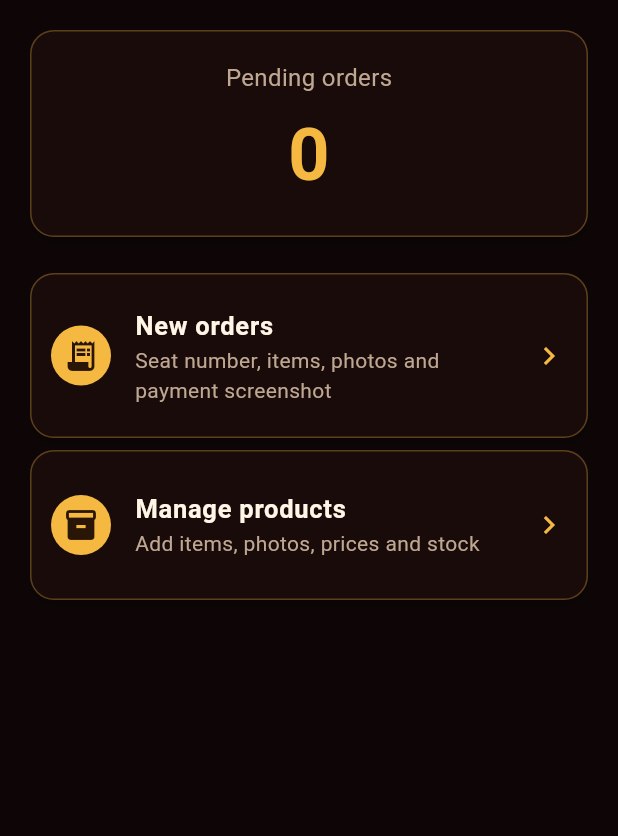
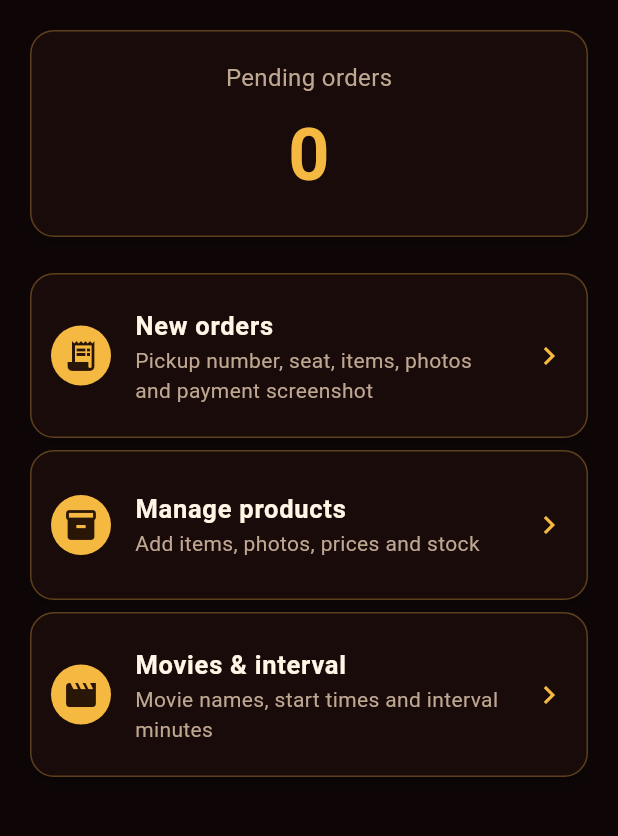
Before and after one commit to mjoopersonal-debug/Shafaz-Grand-Canteen, a Flutter app: the screen it shows once a user with an empty profile is signed in, after a tap on the "logout" icon, on a phone screen of 412 x 824 dp, the part 84-920 px from its top. Run offline on Flutter 3.47's test engine with Material 3 defaults, Android fonts, the phone set to English and light mode, and no system bars; our stand-ins replace cloud_firestore, firebase_auth, firebase_core, image_picker, permission_handler; missing offline and left inert: alarm, flutter_foreground_task; accounts and stored records are empty.

Commit message:
Integrate foreground task and update order alerts
Added foreground task functionality to keep the app alive in the background and updated order notification details.

```diff
--- a/lib/main.dart
+++ b/lib/main.dart
@@ -3,7 +3,10 @@ import 'package:cloud_firestore/cloud_firestore.dart';
 import 'package:firebase_auth/firebase_auth.dart';
 import 'package:firebase_core/firebase_core.dart';
 import 'package:flutter/material.dart';
+import 'package:flutter_foreground_task/flutter_foreground_task.dart';
 import 'app_alarm.dart';
+import 'foreground_service.dart';
+import 'movies_screen.dart';
 import 'orders_screen.dart';
 import 'products_screen.dart';
 
@@ -19,6 +22,8 @@ final GlobalKey<NavigatorState> navKey = GlobalKey<NavigatorState>();
 
 Future<void> main() async {
   WidgetsFlutterBinding.ensureInitialized();
+  FlutterForegroundTask.initCommunicationPort();
+  KeepAlive.init();
   String? startError;
   try {
     await Firebase.initializeApp();
@@ -104,8 +109,6 @@ class AuthGate extends StatelessWidget {
     );
   }
 }
-
-// ---------- Sign-in ----------
 
 class SignInScreen extends StatefulWidget {
   const SignInScreen({super.key});
@@ -195,8 +198,6 @@ class _SignInState extends State<SignInScreen> {
   }
 }
 
-// ---------- Home ----------
-
 class HomeScreen extends StatefulWidget {
   const HomeScreen({super.key});
   @override
@@ -211,6 +212,8 @@ class _HomeState extends State<HomeScreen> {
   @override
   void initState() {
     super.initState();
+    // Keeps the app alive in the background so new-order alarms still ring
+    AppAlarm.setup().then((_) => KeepAlive.start());
     _sub = FirebaseFirestore.instance
         .collection('orders')
         .where('status', isEqualTo: 'Pending')
@@ -235,16 +238,18 @@ class _HomeState extends State<HomeScreen> {
     super.dispose();
   }
 
-  // Rings the alarm with the seat number and shows a notice
   Future<void> _alertNewOrder(Map<String, dynamic> d, int count) async {
     final seat = (d['seat'] ?? '?').toString();
+    final pickup = (d['pickupNo'] ?? '').toString();
+    final who = (d['name'] ?? '').toString();
+    final how = (d['delivery'] ?? '').toString();
     final items = (d['items'] as List?)?.length ?? 0;
     final total = d['total'] ?? 0;
     await AppAlarm.schedule(
       key: 'order-${DateTime.now().millisecondsSinceEpoch}',
-      when: DateTime.now().add(const Duration(seconds: 3)),
-      title: 'New order: Seat $seat',
-      body: '$items item(s) · ₹$total · Pending now: $count',
+      when: DateTime.now().add(const Duration(seconds: 2)),
+      title: 'New order $pickup · Seat $seat',
+      body: '$who · $items item(s) · ₹$total · $how · Pending: $count',
     );
     final ctx = navKey.currentContext;
     if (ctx != null) {
@@ -275,7 +280,10 @@ class _HomeState extends State<HomeScreen> {
         actions: [
           IconButton(
             icon: const Icon(Icons.logout),
-            onPressed: () => FirebaseAuth.instance.signOut(),
+            onPressed: () async {
+              await KeepAlive.stop();
+              await FirebaseAuth.instance.signOut();
+            },
           ),
         ],
       ),
@@ -296,18 +304,12 @@ class _HomeState extends State<HomeScreen> {
             ),
           ),
           const SizedBox(height: 16),
-          _menuTile(
-            'New orders',
-            'Seat number, items, photos and payment screenshot',
-            Icons.receipt_long,
-            () => Navigator.push(context, MaterialPageRoute(builder: (_) => const OrdersScreen())),
-          ),
-          _menuTile(
-            'Manage products',
-            'Add items, photos, prices and stock',
-            Icons.inventory_2,
-            () => Navigator.push(context, MaterialPageRoute(builder: (_) => const ProductsScreen())),
-          ),
+          _menuTile('New orders', 'Pickup number, seat, items, photos and payment screenshot',
+              Icons.receipt_long, () => Navigator.push(context, MaterialPageRoute(builder: (_) => const OrdersScreen()))),
+          _menuTile('Manage products', 'Add items, photos, prices and stock',
+              Icons.inventory_2, () => Navigator.push(context, MaterialPageRoute(builder: (_) => const ProductsScreen()))),
+          _menuTile('Movies & interval', 'Movie names, start times and interval minutes',
+              Icons.movie, () => Navigator.push(context, MaterialPageRoute(builder: (_) => const MoviesScreen()))),
           const SizedBox(height: 24),
           Center(
             child: Image.asset(
```
